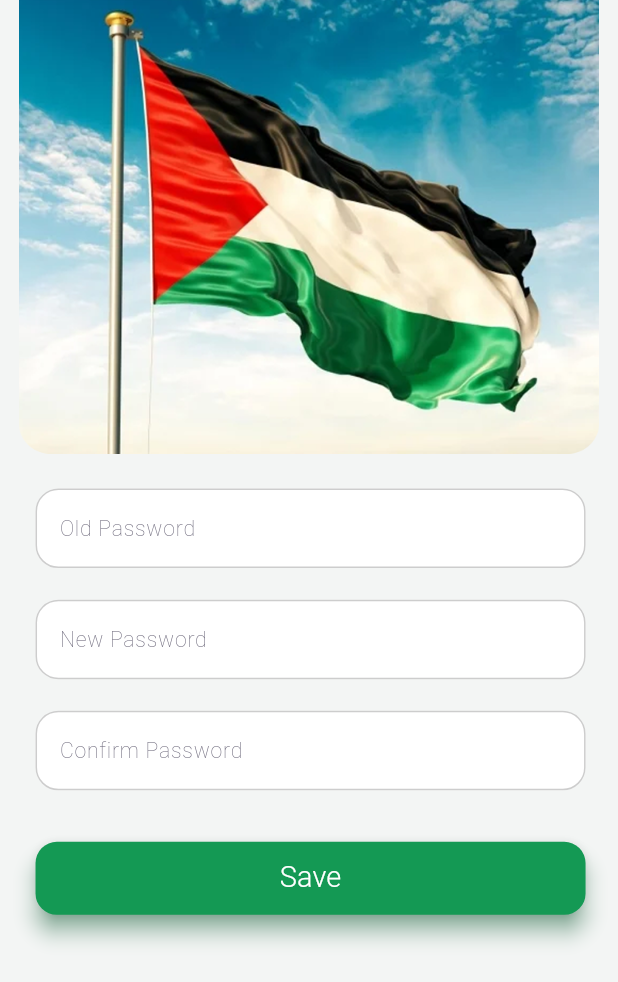
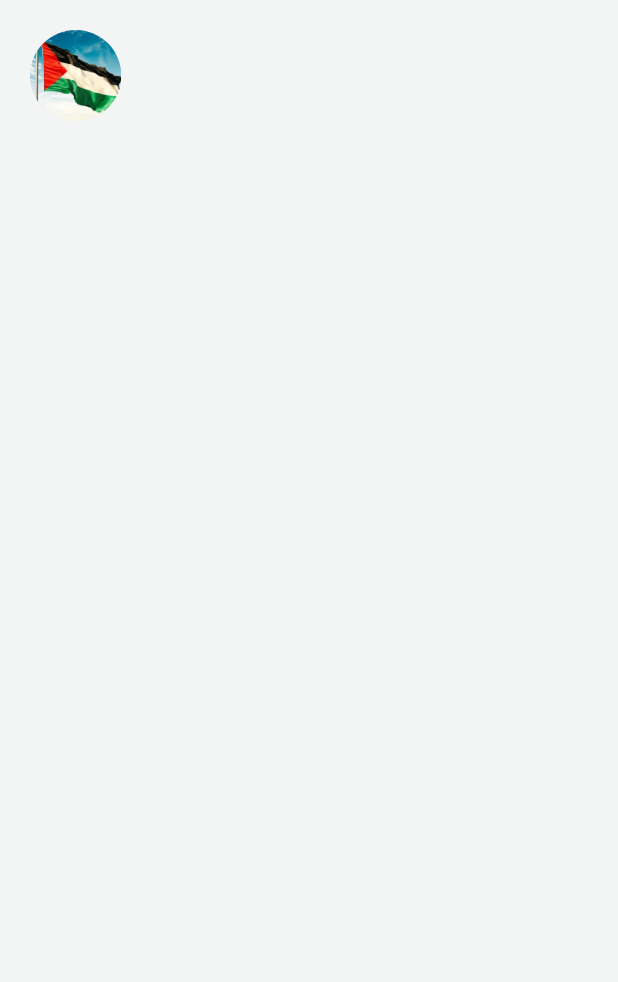
Before and after one commit to Eslam-code-gif/section_2_flutter_task, a Flutter app: the screen it shows after launch, after a tap on "Let’s Start", on a phone screen of 412 x 824 dp. Shown: the top 982 px of the screen. Run offline on Flutter 3.47's test engine with Material 3 defaults, Android fonts, the light colour scheme and no system bars; our stand-ins replace flutter_screenutil, flutter_svg, google_fonts.

Commit message:
Added LetIsStartScreen UI and updated assets

```diff
--- /dev/null
+++ b/lib/presentation/home_first_screen.dart
@@ -0,0 +1,43 @@
+import 'package:flutter/material.dart';
+import 'package:flutter_screenutil/flutter_screenutil.dart';
+import 'package:section_2_flutter_task/core/constants/colors.dart';
+import 'package:section_2_flutter_task/core/constants/images.dart';
+
+class HomeFirstScreen extends StatelessWidget {
+  const HomeFirstScreen({super.key});
+
+  @override
+  Widget build(BuildContext context) {
+    return Scaffold(
+      backgroundColor: AppColors.backGround,
+      body: Padding(
+        padding: const EdgeInsets.all(20.0),
+        child: Column(
+          children: [
+            Row(
+              children: [
+                Column(
+                  children: [
+                    CircleAvatar(
+                      backgroundImage: AssetImage(AppImages.mainImage,),
+                      radius: 30.r,
+                    )
+                  ],
+                ),
+                Column(
+                  children: [
+                    Row(
+                      children: [
+
+                      ],
+                    ),
+                  ],
+                )
+              ],
+            ),
+          ],
+        ),
+      ),
+    );
+  }
+}
--- a/lib/presentation/let_is_start_screen.dart
+++ b/lib/presentation/let_is_start_screen.dart
@@ -6,6 +6,7 @@ import 'package:section_2_flutter_task/core/constants/fonts.dart';
 import 'package:section_2_flutter_task/core/constants/svgs.dart';
 import 'package:section_2_flutter_task/core/constants/texts.dart';
 import 'package:section_2_flutter_task/presentation/change_password_screen.dart';
+import 'package:section_2_flutter_task/presentation/home_first_screen.dart';
 import 'package:section_2_flutter_task/presentation/widgets/elevated_button.dart';
 
 class LetIsStartScreen extends StatefulWidget {
@@ -56,7 +57,7 @@ class _LetIsStartScreenState extends State<LetIsStartScreen> {
             onPressed: (){
                 Navigator.push(context,
                 MaterialPageRoute(
-                    builder: (context) => ChangePasswordScreen(),
+                    builder: (context) => HomeFirstScreen(),
                 ),
                 );
             },
```
